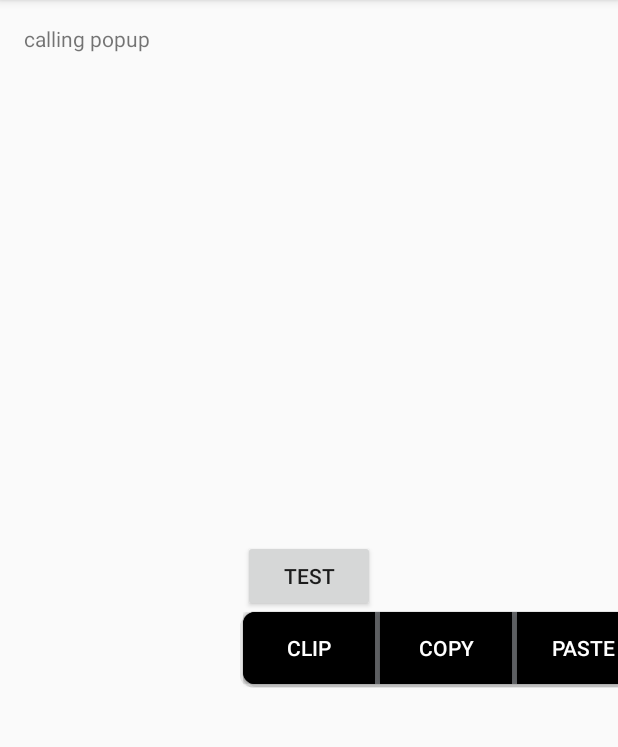
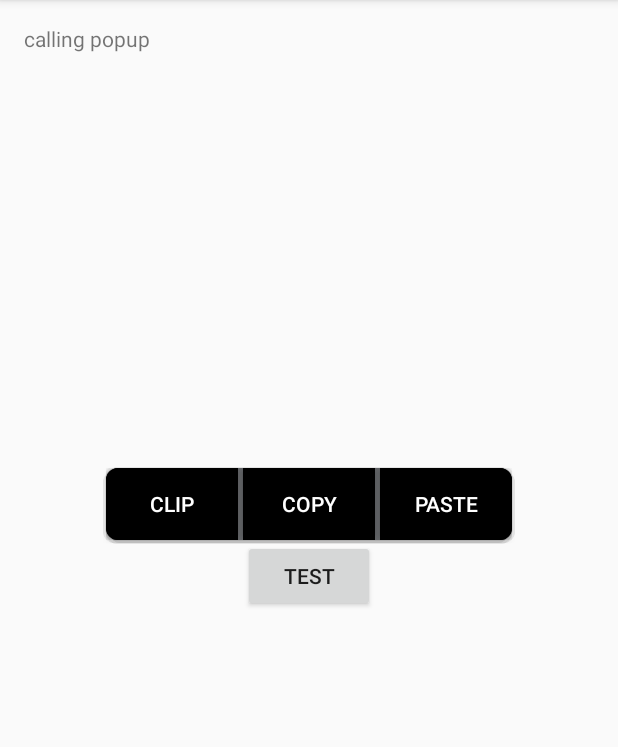
Before and after one commit to zhch0633/PopUpTips, an Android app: the screen it shows after launch (DemoActivity), after a tap on "TEST", on a phone screen of 412 x 824 dp, the part 84-831 px from its top. Run offline under Robolectric (Android 15) with nearby library versions, the phone set to English and light mode, and no system bars.

Commit message:
:green_book: learn how to adjust the position
:100: use the measure funtion to get width/height before show on screen!

```diff
--- a/MyApplication/app/src/main/java/com/example/myapplication/DemoActivity.java
+++ b/MyApplication/app/src/main/java/com/example/myapplication/DemoActivity.java
@@ -4,6 +4,7 @@ import android.graphics.Bitmap;
 import android.graphics.drawable.BitmapDrawable;
 import android.os.Bundle;
 import android.support.v7.app.ActionBarActivity;
+import android.view.Gravity;
 import android.view.Menu;
 import android.view.MenuItem;
 import android.view.View;
@@ -11,6 +12,8 @@ import android.widget.AbsoluteLayout;
 import android.widget.Button;
 import android.widget.PopupWindow;
 import android.widget.TextView;
+
+import java.util.ArrayList;
 
 
 public class DemoActivity extends ActionBarActivity implements View.OnClickListener {
@@ -27,10 +30,12 @@ public class DemoActivity extends ActionBarActivity implements View.OnClickListe
 
         View popupView = getLayoutInflater().inflate(R.layout.popup_window, null);
 
+        //for the popupWindow and its buttons
         mPopupWindow = new PopupWindow(popupView, AbsoluteLayout.LayoutParams.WRAP_CONTENT, AbsoluteLayout.LayoutParams.WRAP_CONTENT, true);
         mPopupWindow.setTouchable(true);
         mPopupWindow.setOutsideTouchable(true);
         mPopupWindow.setBackgroundDrawable(new BitmapDrawable(getResources(), (Bitmap) null));
+        ArrayList<Button> popUpButtonList = new ArrayList<>();
     }
 
     @Override
@@ -69,6 +74,17 @@ public class DemoActivity extends ActionBarActivity implements View.OnClickListe
 
     public void windowPopUp(View v){
         ((TextView)findViewById(R.id.textView)).setText("calling popup");
-        mPopupWindow.showAsDropDown(v);
+        //offInOixels for adjust popup to the middle
+        int[] location = new int[2];
+        v.getLocationOnScreen(location);
+        View popContent = mPopupWindow.getContentView();
+        int w = View.MeasureSpec.makeMeasureSpec(0,View.MeasureSpec.UNSPECIFIED);
+        int h = View.MeasureSpec.makeMeasureSpec(0,View.MeasureSpec.UNSPECIFIED);
+        popContent.measure(w, h);
+        //use getMeasuredHeight to get the heighe before show
+        int height =popContent.getMeasuredHeight();
+        int width =popContent.getMeasuredWidth();
+
+        mPopupWindow.showAtLocation(v, Gravity.NO_GRAVITY, location[0]-width/2+v.getWidth()/2, location[1]-height/2-v.getHeight()/2);
     }
 }
--- /dev/null
+++ b/MyApplication/app/src/main/res/drawable/button_selector.xml
@@ -0,0 +1,10 @@
+<?xml version="1.0" encoding="utf-8"?>
+<selector xmlns:android="http://schemas.android.com/apk/res/android">
+    <item
+        android:state_pressed="true"
+        android:drawable="@drawable/shape_pressed"/>
+    <item
+        android:state_pressed="false"
+        android:drawable="@drawable/shape"/>
+
+</selector>
--- /dev/null
+++ b/MyApplication/app/src/main/res/drawable/shape_pressed.xml
@@ -0,0 +1,14 @@
+<?xml version="1.0" encoding="UTF-8"?>
+<shape xmlns:android="http://schemas.android.com/apk/res/android"
+    android:shape="rectangle" >
+    <!-- 填充的颜色 -->
+    <solid android:color="#ff7383c9" />
+    <!-- 设置矩形的四个角为弧形 -->
+    <!-- android:radius 弧形的半径 -->
+    <corners android:radius="5dip" />
+    <!-- 设置矩形的边框 -->
+    <stroke
+        android:width="5dp"
+        android:color="#ff7383c9"
+        />
+</shape>
--- a/MyApplication/app/src/main/res/layout/popup_window.xml
+++ b/MyApplication/app/src/main/res/layout/popup_window.xml
@@ -9,7 +9,7 @@
         android:layout_height="wrap_content"
         android:text="clip"
         android:id="@+id/button2"
-        android:background="@drawable/shape"
+        android:background="@drawable/button_selector"
         android:textColor="#ffffffff" />
     <TextView
         android:layout_width="3dp"
@@ -21,7 +21,7 @@
         android:layout_height="wrap_content"
         android:text="copy"
         android:id="@+id/button3"
-        android:background="@drawable/shape"
+        android:background="@drawable/button_selector"
         android:textColor="#ffffffff" />
     <TextView
         android:layout_width="3dp"
@@ -33,7 +33,7 @@
         android:layout_height="wrap_content"
         android:text="paste"
         android:id="@+id/button4"
-        android:background="@drawable/shape"
+        android:background="@drawable/button_selector"
         android:textColor="#ffffffff" />
 
 </LinearLayout>
```
